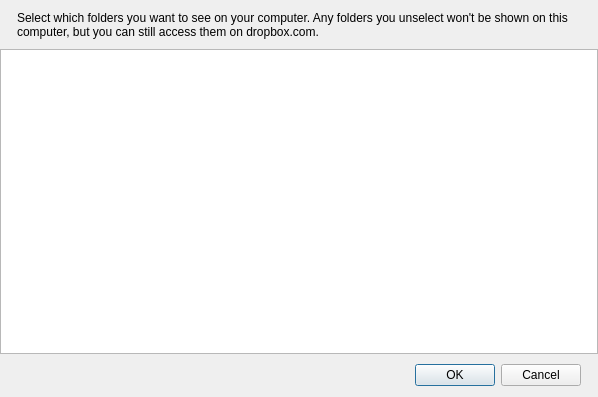
First picture: the form in maestral/gui/resources/folders_dialog.ui, repository samschott/maestral, before the edit.
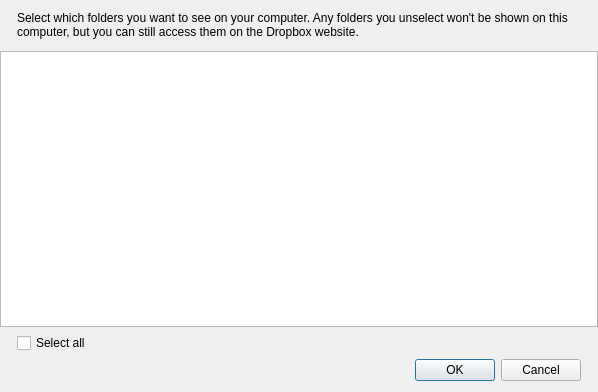
Second picture: the form after the edit.

Commit message: added "Select all" checkbox to folder selection

The edit to the form file:
```diff
--- a/maestral/gui/resources/folders_dialog.ui
+++ b/maestral/gui/resources/folders_dialog.ui
@@ -7,7 +7,7 @@
     <x>0</x>
     <y>0</y>
     <width>598</width>
-    <height>397</height>
+    <height>392</height>
    </rect>
   </property>
   <property name="windowTitle">
@@ -26,25 +26,80 @@
    <property name="horizontalSpacing">
     <number>7</number>
    </property>
-   <property name="verticalSpacing">
-    <number>0</number>
-   </property>
-   <item row="3" column="1">
-    <spacer name="verticalSpacer_2">
+   <item row="0" column="0" rowspan="2">
+    <spacer name="horizontalSpacer">
      <property name="orientation">
-      <enum>Qt::Vertical</enum>
+      <enum>Qt::Horizontal</enum>
      </property>
      <property name="sizeType">
-      <enum>QSizePolicy::Preferred</enum>
+      <enum>QSizePolicy::Fixed</enum>
      </property>
      <property name="sizeHint" stdset="0">
       <size>
-       <width>20</width>
+       <width>10</width>
        <height>10</height>
       </size>
      </property>
     </spacer>
    </item>
+   <item row="0" column="1">
+    <widget class="QLabel" name="label">
+     <property name="text">
+      <string>Select which folders you want to see on your computer. Any folders you unselect won't be shown on this computer, but you can still access them on the Dropbox website.</string>
+     </property>
+     <property name="wordWrap">
+      <bool>true</bool>
+     </property>
+    </widget>
+   </item>
+   <item row="0" column="2" rowspan="2">
+    <spacer name="horizontalSpacer_2">
+     <property name="orientation">
+      <enum>Qt::Horizontal</enum>
+     </property>
+     <property name="sizeType">
+      <enum>QSizePolicy::Fixed</enum>
+     </property>
+     <property name="sizeHint" stdset="0">
+      <size>
+       <width>10</width>
+       <height>20</height>
+      </size>
+     </property>
+    </spacer>
+   </item>
+   <item row="4" column="0">
+    <spacer name="horizontalSpacer_3">
+     <property name="orientation">
+      <enum>Qt::Horizontal</enum>
+     </property>
+     <property name="sizeType">
+      <enum>QSizePolicy::Fixed</enum>
+     </property>
+     <property name="sizeHint" stdset="0">
+      <size>
+       <width>10</width>
+       <height>20</height>
+      </size>
+     </property>
+    </spacer>
+   </item>
+   <item row="4" column="2">
+    <spacer name="horizontalSpacer_4">
+     <property name="orientation">
+      <enum>Qt::Horizontal</enum>
+     </property>
+     <property name="sizeType">
+      <enum>QSizePolicy::Fixed</enum>
+     </property>
+     <property name="sizeHint" stdset="0">
+      <size>
+       <width>10</width>
+       <height>20</height>
+      </size>
+     </property>
+    </spacer>
+   </item>
    <item row="4" column="1">
     <widget class="QDialogButtonBox" name="buttonBox">
      <property name="orientation">
@@ -55,22 +110,6 @@
      </property>
     </widget>
    </item>
-   <item row="1" column="1">
-    <spacer name="verticalSpacer">
-     <property name="orientation">
-      <enum>Qt::Vertical</enum>
-     </property>
-     <property name="sizeType">
-      <enum>QSizePolicy::Preferred</enum>
-     </property>
-     <property name="sizeHint" stdset="0">
-      <size>
-       <width>20</width>
-       <height>10</height>
-      </size>
-     </property>
-    </spacer>
-   </item>
    <item row="2" column="0" colspan="3">
     <widget class="QListWidget" name="listWidgetFolders">
      <property name="editTriggers">
@@ -78,77 +117,10 @@
      </property>
     </widget>
    </item>
-   <item row="0" column="0">
-    <spacer name="horizontalSpacer">
-     <property name="orientation">
-      <enum>Qt::Horizontal</enum>
-     </property>
-     <property name="sizeType">
-      <enum>QSizePolicy::Fixed</enum>
-     </property>
-     <property name="sizeHint" stdset="0">
-      <size>
-       <width>10</width>
-       <height>10</height>
-      </size>
-     </property>
-    </spacer>
-   </item>
-   <item row="4" column="2">
-    <spacer name="horizontalSpacer_4">
-     <property name="orientation">
-      <enum>Qt::Horizontal</enum>
-     </property>
-     <property name="sizeType">
-      <enum>QSizePolicy::Fixed</enum>
-     </property>
-     <property name="sizeHint" stdset="0">
-      <size>
-       <width>10</width>
-       <height>20</height>
-      </size>
-     </property>
-    </spacer>
-   </item>
-   <item row="0" column="2">
-    <spacer name="horizontalSpacer_2">
-     <property name="orientation">
-      <enum>Qt::Horizontal</enum>
-     </property>
-     <property name="sizeType">
-      <enum>QSizePolicy::Fixed</enum>
-     </property>
-     <property name="sizeHint" stdset="0">
-      <size>
-       <width>10</width>
-       <height>20</height>
-      </size>
-     </property>
-    </spacer>
-   </item>
-   <item row="4" column="0">
-    <spacer name="horizontalSpacer_3">
-     <property name="orientation">
-      <enum>Qt::Horizontal</enum>
-     </property>
-     <property name="sizeType">
-      <enum>QSizePolicy::Fixed</enum>
-     </property>
-     <property name="sizeHint" stdset="0">
-      <size>
-       <width>10</width>
-       <height>20</height>
-      </size>
-     </property>
-    </spacer>
-   </item>
-   <item row="0" column="1">
-    <widget class="QLabel" name="label">
+   <item row="3" column="1">
+    <widget class="QCheckBox" name="selectAllCheckBox">
      <property name="text">
-      <string>Select which folders you want to see on your computer. Any folders you unselect won't be shown on this computer, but you can still access them on dropbox.com.</string>
-     </property>
-     <property name="wordWrap">
-      <bool>true</bool>
+      <string>Select all</string>
      </property>
     </widget>
    </item>
```
Left out of the diff: 6 changed lines with no effect on the pictures. The commit also changes 3 other files.
